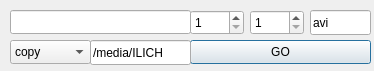
This is seriesManager/gui/seriesManagerMain.ui in SymbiSoft/litprojects as Qt 5 draws it before an edit. The edited form follows.
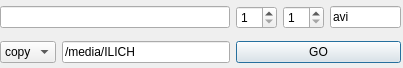
This is the edited form. Icons and pictures are not drawn.

The edit to the form file:
```diff
--- a/seriesManager/gui/seriesManagerMain.ui
+++ b/seriesManager/gui/seriesManagerMain.ui
@@ -6,8 +6,8 @@
    <rect>
     <x>0</x>
     <y>0</y>
-    <width>374</width>
-    <height>71</height>
+    <width>403</width>
+    <height>68</height>
    </rect>
   </property>
   <property name="windowTitle">
@@ -18,51 +18,84 @@
     <normaloff>../../../../../immagini/rarr.png</normaloff>../../../../../immagini/rarr.png</iconset>
   </property>
   <widget class="QWidget" name="centralwidget">
+   <widget class="QWidget" name="gridLayoutWidget">
+    <property name="geometry">
+     <rect>
+      <x>0</x>
+      <y>0</y>
+      <width>401</width>
+      <height>71</height>
+     </rect>
+    </property>
+    <layout class="QGridLayout" name="gridLayout">
+     <item row="0" column="1">
    <widget class="QLineEdit" name="serieName">
-    <property name="geometry">
-     <rect>
-      <x>10</x>
-      <y>10</y>
-      <width>181</width>
-      <height>24</height>
-     </rect>
-    </property>
-   </widget>
+       <property name="sizePolicy">
+        <sizepolicy hsizetype="Expanding" vsizetype="Fixed">
+         <horstretch>0</horstretch>
+         <verstretch>0</verstretch>
+        </sizepolicy>
+       </property>
+       <property name="minimumSize">
+        <size>
+         <width>230</width>
+         <height>0</height>
+        </size>
+       </property>
+      </widget>
+     </item>
+     <item row="1" column="1">
+      <layout class="QHBoxLayout" name="horizontalLayout_2">
+       <item>
+        <widget class="QComboBox" name="azione">
+         <item>
+          <property name="text">
+           <string>copy</string>
+          </property>
+         </item>
+         <item>
+          <property name="text">
+           <string>vlc</string>
+          </property>
+         </item>
+        </widget>
+       </item>
+       <item>
+        <widget class="QLineEdit" name="path">
+         <property name="text">
+          <string>/media/ILICH</string>
+         </property>
+        </widget>
+       </item>
+      </layout>
+     </item>
+     <item row="0" column="2">
+      <layout class="QHBoxLayout" name="horizontalLayout">
+       <item>
    <widget class="QSpinBox" name="serieN">
-    <property name="geometry">
-     <rect>
-      <x>190</x>
-      <y>10</y>
-      <width>54</width>
-      <height>25</height>
-     </rect>
-    </property>
     <property name="minimum">
      <number>1</number>
     </property>
    </widget>
+       </item>
+       <item>
    <widget class="QSpinBox" name="episodioN">
-    <property name="geometry">
-     <rect>
-      <x>250</x>
-      <y>10</y>
-      <width>54</width>
-      <height>25</height>
-     </rect>
-    </property>
     <property name="minimum">
      <number>1</number>
     </property>
    </widget>
+       </item>
+       <item>
+        <widget class="QLineEdit" name="estensione">
+         <property name="text">
+          <string>avi</string>
+         </property>
+        </widget>
+       </item>
+      </layout>
+     </item>
+     <item row="1" column="2">
    <widget class="QPushButton" name="pushButton">
-    <property name="geometry">
-     <rect>
-      <x>190</x>
-      <y>40</y>
-      <width>181</width>
-      <height>24</height>
-     </rect>
-    </property>
     <property name="focusPolicy">
      <enum>Qt::StrongFocus</enum>
     </property>
@@ -73,51 +106,8 @@
      <bool>true</bool>
     </property>
    </widget>
-   <widget class="QComboBox" name="azione">
-    <property name="geometry">
-     <rect>
-      <x>10</x>
-      <y>40</y>
-      <width>81</width>
-      <height>24</height>
-     </rect>
-    </property>
-    <item>
-     <property name="text">
-      <string>copy</string>
-     </property>
-    </item>
-    <item>
-     <property name="text">
-      <string>vlc</string>
-     </property>
-    </item>
-   </widget>
-   <widget class="QLineEdit" name="path">
-    <property name="geometry">
-     <rect>
-      <x>90</x>
-      <y>40</y>
-      <width>101</width>
-      <height>25</height>
-     </rect>
-    </property>
-    <property name="text">
-     <string>/media/ILICH</string>
-    </property>
-   </widget>
-   <widget class="QLineEdit" name="estensione">
-    <property name="geometry">
-     <rect>
-      <x>310</x>
-      <y>10</y>
-      <width>61</width>
-      <height>25</height>
-     </rect>
-    </property>
-    <property name="text">
-     <string>avi</string>
-    </property>
+     </item>
+    </layout>
    </widget>
   </widget>
  </widget>
```
Left out of the diff: 7 changed lines with no effect on the pictures. Lines whose indentation alone changed are shown as unchanged.
